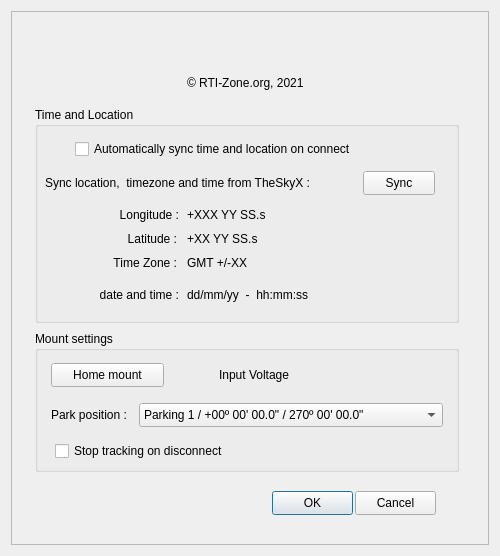
Old version of the form OnStep.ui in the repository rpineau/OnStep.
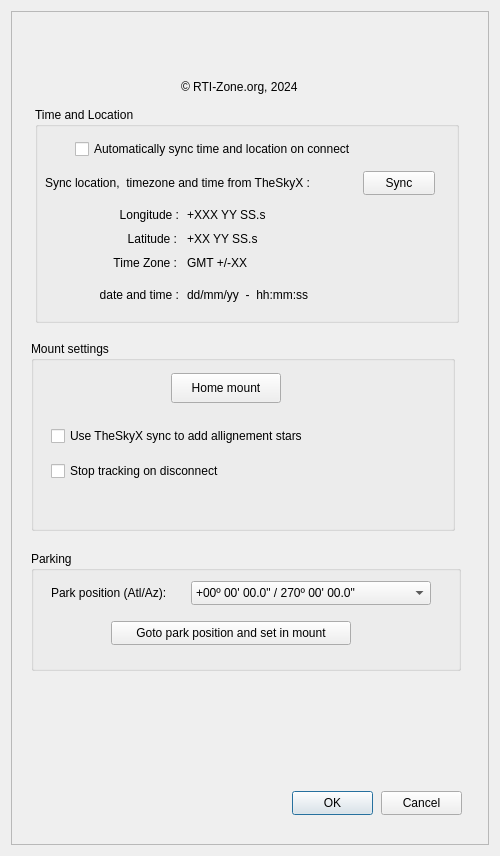
New version of the form. Icons and pictures are not drawn. Custom widgets are drawn as their Qt base class.

Patch:
```diff
--- a/OnStep.ui
+++ b/OnStep.ui
@@ -7,7 +7,7 @@
     <x>0</x>
     <y>0</y>
     <width>500</width>
-    <height>556</height>
+    <height>856</height>
    </rect>
   </property>
   <property name="sizePolicy">
@@ -25,7 +25,7 @@
   <property name="maximumSize">
    <size>
     <width>500</width>
-    <height>556</height>
+    <height>1024</height>
    </size>
   </property>
   <property name="windowTitle">
@@ -70,8 +70,8 @@
      <widget class="QPushButton" name="pushButtonOK">
       <property name="geometry">
        <rect>
-        <x>261</x>
-        <y>480</y>
+        <x>281</x>
+        <y>780</y>
         <width>81</width>
         <height>24</height>
        </rect>
@@ -86,8 +86,8 @@
      <widget class="QPushButton" name="pushButtonCancel">
       <property name="geometry">
        <rect>
-        <x>344</x>
-        <y>480</y>
+        <x>370</x>
+        <y>780</y>
         <width>81</width>
         <height>24</height>
        </rect>
@@ -270,23 +270,23 @@
      <widget class="QLabel" name="label_5">
       <property name="geometry">
        <rect>
-        <x>176</x>
-        <y>56</y>
+        <x>170</x>
+        <y>60</y>
         <width>144</width>
         <height>32</height>
        </rect>
       </property>
       <property name="text">
-       <string>© RTI-Zone.org, 2021</string>
+       <string>© RTI-Zone.org, 2024</string>
       </property>
      </widget>
      <widget class="QLabel" name="label_logo_2">
       <property name="geometry">
        <rect>
-        <x>168</x>
-        <y>8</y>
-        <width>160</width>
-        <height>43</height>
+        <x>180</x>
+        <y>10</y>
+        <width>116</width>
+        <height>35</height>
        </rect>
       </property>
       <property name="text">
@@ -305,10 +305,10 @@
      <widget class="QGroupBox" name="groupBox_2">
       <property name="geometry">
        <rect>
-        <x>24</x>
-        <y>320</y>
+        <x>20</x>
+        <y>330</y>
         <width>424</width>
-        <height>141</height>
+        <height>190</height>
        </rect>
       </property>
       <property name="title">
@@ -317,78 +317,104 @@
       <widget class="QPushButton" name="pushButton_3">
        <property name="geometry">
         <rect>
-         <x>16</x>
+         <x>140</x>
          <y>32</y>
-         <width>113</width>
-         <height>24</height>
+         <width>110</width>
+         <height>30</height>
         </rect>
        </property>
        <property name="text">
         <string>Home mount</string>
        </property>
       </widget>
-      <widget class="QLabel" name="label_3">
-       <property name="geometry">
-        <rect>
-         <x>16</x>
-         <y>72</y>
-         <width>96</width>
-         <height>24</height>
-        </rect>
-       </property>
-       <property name="text">
-        <string>Park position :</string>
-       </property>
-      </widget>
-      <widget class="QComboBox" name="comboBox">
-       <property name="geometry">
-        <rect>
-         <x>104</x>
-         <y>72</y>
-         <width>304</width>
-         <height>24</height>
-        </rect>
-       </property>
-       <item>
-        <property name="text">
-         <string>Parking 1 / +00º 00' 00.0&quot; / 270º 00' 00.0&quot;</string>
-        </property>
-       </item>
-       <item>
-        <property name="text">
-         <string>Parking 2 / +00º 00' 00.0&quot; / 180º 00' 00.0&quot;</string>
-        </property>
-       </item>
-       <item>
-        <property name="text">
-         <string>Parking 3 / +00º 00' 00.0&quot; / 090º 00' 00.0&quot;</string>
-        </property>
-       </item>
-      </widget>
-      <widget class="QLabel" name="voltage">
-       <property name="geometry">
-        <rect>
-         <x>184</x>
-         <y>32</y>
-         <width>208</width>
-         <height>24</height>
-        </rect>
-       </property>
-       <property name="text">
-        <string>Input Voltage</string>
-       </property>
-      </widget>
       <widget class="QCheckBox" name="checkBox_2">
        <property name="geometry">
         <rect>
          <x>20</x>
-         <y>110</y>
+         <y>120</y>
          <width>200</width>
          <height>20</height>
         </rect>
        </property>
        <property name="text">
         <string>Stop tracking on disconnect</string>
+       </property>
+      </widget>
+      <widget class="QCheckBox" name="checkBox_3">
+       <property name="geometry">
+        <rect>
+         <x>20</x>
+         <y>80</y>
+         <width>300</width>
+         <height>30</height>
+        </rect>
+       </property>
+       <property name="text">
+        <string>Use TheSkyX sync to add allignement stars</string>
+       </property>
+      </widget>
+     </widget>
+     <widget class="QGroupBox" name="groupBox_3">
+      <property name="geometry">
+       <rect>
+        <x>20</x>
+        <y>540</y>
+        <width>430</width>
+        <height>120</height>
+       </rect>
+      </property>
+      <property name="title">
+       <string>Parking</string>
+      </property>
+      <widget class="QLabel" name="label_3">
+       <property name="geometry">
+        <rect>
+         <x>20</x>
+         <y>30</y>
+         <width>140</width>
+         <height>24</height>
+        </rect>
+       </property>
+       <property name="text">
+        <string>Park position (Atl/Az):</string>
+       </property>
+      </widget>
+      <widget class="QComboBox" name="comboBox">
+       <property name="geometry">
+        <rect>
+         <x>160</x>
+         <y>30</y>
+         <width>240</width>
+         <height>24</height>
+        </rect>
+       </property>
+       <item>
+        <property name="text">
+         <string>+00º 00' 00.0&quot; / 270º 00' 00.0&quot;</string>
+        </property>
+       </item>
+       <item>
+        <property name="text">
+         <string>+00º 00' 00.0&quot; / 180º 00' 00.0&quot;</string>
+        </property>
+       </item>
+       <item>
+        <property name="text">
+         <string>+00º 00' 00.0&quot; / 090º 00' 00.0&quot;</string>
+        </property>
+       </item>
+      </widget>
+      <widget class="QPushButton" name="pushButton_2">
+       <property name="geometry">
+        <rect>
+         <x>80</x>
+         <y>70</y>
+         <width>240</width>
+         <height>24</height>
+        </rect>
+       </property>
+       <property name="text">
+        <string>Goto park position and set in mount</string>
        </property>
       </widget>
      </widget>
```
